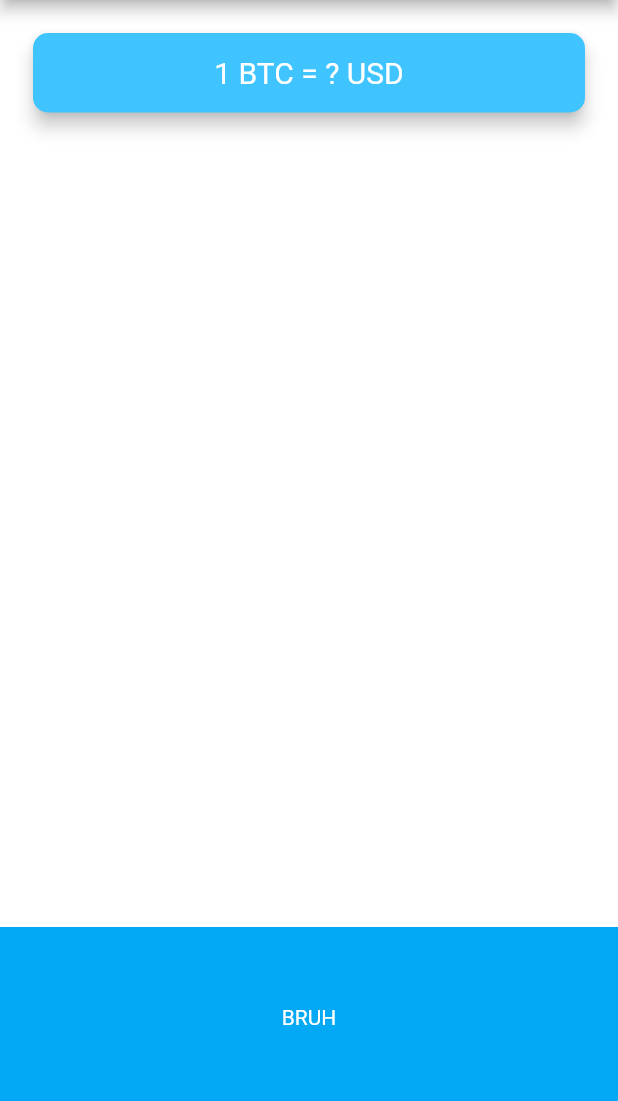
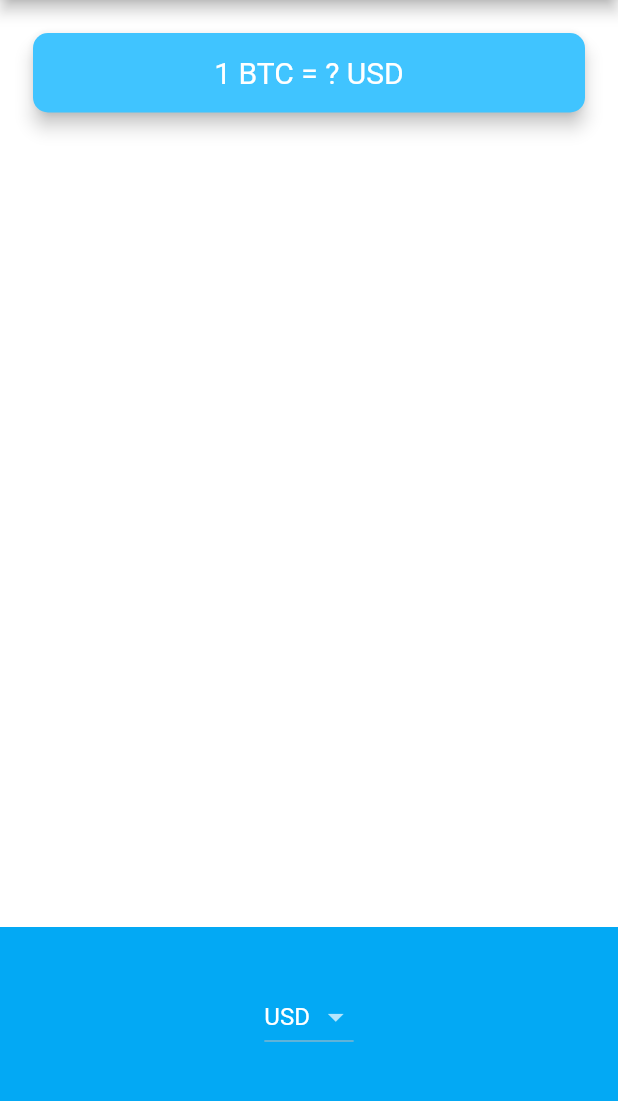
Before and after one commit to Meta-c/Bitcoin-Ticker, a Flutter app: the screen it shows after launch, on a phone screen of 412 x 824 dp, the part 84-1185 px from its top. Run offline on Flutter 3.47's test engine with Material 2 defaults, Android fonts, the phone set to English and light mode, and no system bars.

Commit message:
Before challenges

```diff
--- a/bitcoin/lib/price_screen.dart
+++ b/bitcoin/lib/price_screen.dart
@@ -1,4 +1,7 @@
+import 'package:bitcoin/coin_data.dart';
+import 'package:flutter/cupertino.dart';
 import 'package:flutter/material.dart';
+import 'dart:io' show Platform;
 
 class PriceScreen extends StatefulWidget {
   @override
@@ -6,6 +9,46 @@ class PriceScreen extends StatefulWidget {
 }
 
 class _PriceScreenState extends State<PriceScreen> {
+  DropdownButton<String> androidDropDownButton() {
+    return DropdownButton<String>(
+        value: selectedCurrency,
+        items: [
+          for (int i = 0; i < currenciesList.length; i++)
+            DropdownMenuItem(
+              value: currenciesList[i],
+              child: Text(currenciesList[i]),
+            )
+        ],
+        onChanged: (value) {
+          setState(() {
+            selectedCurrency = value!;
+          });
+        });
+  }
+
+  CupertinoPicker iOSPicker() {
+    return CupertinoPicker(
+        backgroundColor: Colors.lightBlue,
+        itemExtent: 32.0,
+        onSelectedItemChanged: (selectedIndex) {},
+        children: [
+          for (int i = 0; i < currenciesList.length; i++)
+            Text(
+              currenciesList[i],
+              style: const TextStyle(color: Colors.white),
+            )
+        ]);
+  }
+
+  Widget getPicker() {
+    if (Platform.isAndroid) {
+      return androidDropDownButton();
+    } else {
+      return iOSPicker();
+    }
+  }
+
+  String selectedCurrency = 'USD';
   @override
   Widget build(BuildContext context) {
     return Scaffold(
@@ -24,12 +67,13 @@ class _PriceScreenState extends State<PriceScreen> {
               shape: RoundedRectangleBorder(
                 borderRadius: BorderRadius.circular(10.0),
               ),
-              child: const Padding(
-                padding: EdgeInsets.symmetric(vertical: 15.0, horizontal: 28.0),
+              child: Padding(
+                padding: const EdgeInsets.symmetric(
+                    vertical: 15.0, horizontal: 28.0),
                 child: Text(
-                  '1 BTC = ? USD',
+                  '1 BTC = ? $selectedCurrency',
                   textAlign: TextAlign.center,
-                  style: TextStyle(
+                  style: const TextStyle(
                     fontSize: 20.0,
                     color: Colors.white,
                   ),
@@ -38,14 +82,29 @@ class _PriceScreenState extends State<PriceScreen> {
             ),
           ),
           Container(
-            height: 150.0,
-            alignment: Alignment.center,
-            padding: const EdgeInsets.only(bottom: 30.0),
-            color: Colors.lightBlue,
-            child: const Text('BRUH'),
-          ),
+              height: 150.0,
+              alignment: Alignment.center,
+              padding: const EdgeInsets.only(bottom: 30.0),
+              color: Colors.lightBlue,
+              child: getPicker()),
         ],
       ),
     );
   }
 }
+
+
+//  DropdownButton<String>(
+//                 value: selectedCurrency,
+//                 items: [
+//                   for (int i = 0; i < currenciesList.length; i++)
+//                     DropdownMenuItem(
+//                       value: currenciesList[i],
+//                       child: Text(currenciesList[i]),
+//                     )
+//                 ],
+//                 onChanged: (value) {
+//                   setState(() {
+//                     selectedCurrency = value!;
+//                   });
+//                 }),
```
